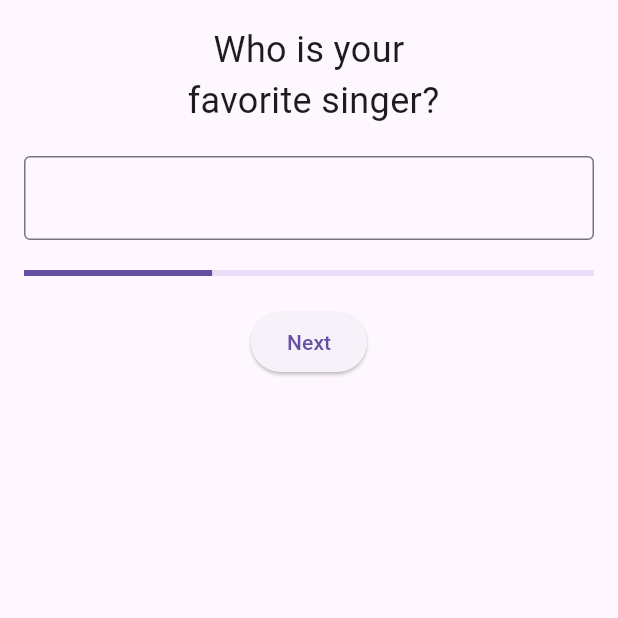
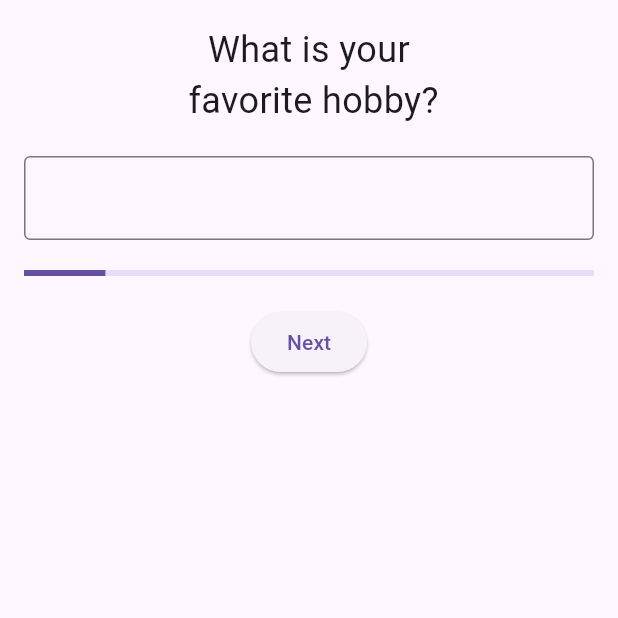
Before and after one commit to asiripr/priolearn, a Flutter app: the Hobby screen opened directly, on a phone screen of 412 x 824 dp, the top half of it. Run offline on Flutter 3.47's test engine with Material 3 defaults, Android fonts, the phone set to English and light mode, and no system bars; our stand-ins replace audioplayers, cloud_firestore, firebase_auth, firebase_core, firebase_storage, fl_chart and 2 more; missing offline and left inert: molten_navigationbar_flutter; accounts and stored records are empty.

Commit message:
secondary info

```diff
--- a/lib/get_secondary_information/DreamTravelDestinationPage.dart
+++ b/lib/get_secondary_information/DreamTravelDestinationPage.dart
@@ -33,6 +33,8 @@ class _DreamTravelDestinationPageState
                 border: OutlineInputBorder(),
               ),
             ),
+            SizedBox(height: 20),
+            LinearProgressIndicator(value: 0.5714),
             SizedBox(height: 20),
             ElevatedButton(
               onPressed: () {
--- a/lib/get_secondary_information/FavoriteMovieTVShowPage.dart
+++ b/lib/get_secondary_information/FavoriteMovieTVShowPage.dart
@@ -32,6 +32,8 @@ class _FavoriteMovieTVShowPageState extends State<FavoriteMovieTVShowPage> {
                 border: OutlineInputBorder(),
               ),
             ),
+            SizedBox(height: 20),
+            LinearProgressIndicator(value: 0.7142),
             SizedBox(height: 20),
             ElevatedButton(
               onPressed: () {
--- a/lib/get_secondary_information/FavoriteSingerPage.dart
+++ b/lib/get_secondary_information/FavoriteSingerPage.dart
@@ -33,7 +33,7 @@ class _FavoriteSingerPageState extends State<FavoriteSingerPage> {
               ),
             ),
             SizedBox(height: 20),
-            LinearProgressIndicator(value: 0.33),
+            LinearProgressIndicator(value: 0.4285),
             SizedBox(height: 20),
             ElevatedButton(
               onPressed: () {
--- a/lib/get_secondary_information/FoodPage.dart
+++ b/lib/get_secondary_information/FoodPage.dart
@@ -33,7 +33,7 @@ class _FoodpageState extends State<Foodpage> {
               ),
             ),
             SizedBox(height: 20),
-            LinearProgressIndicator(value: 0.33),
+            LinearProgressIndicator(value: 0.8571),
             SizedBox(height: 20),
             ElevatedButton(
               onPressed: () {
--- a/lib/get_secondary_information/HobbyPage.dart
+++ b/lib/get_secondary_information/HobbyPage.dart
@@ -23,7 +23,7 @@ class _HobbyState extends State<Hobby> {
           mainAxisAlignment: MainAxisAlignment.center,
           children: <Widget>[
             Text(
-              'Who is your\n favorite singer?',
+              'What is your\n favorite hobby?',
               style: TextStyle(fontSize: 24),
               textAlign: TextAlign.center,
             ),
@@ -35,7 +35,7 @@ class _HobbyState extends State<Hobby> {
               ),
             ),
             SizedBox(height: 20),
-            LinearProgressIndicator(value: 0.33),
+            LinearProgressIndicator(value: 0.1428),
             SizedBox(height: 20),
             ElevatedButton(
               onPressed: () {
--- a/lib/get_secondary_information/SportPage.dart
+++ b/lib/get_secondary_information/SportPage.dart
@@ -21,7 +21,7 @@ class _SportpageState extends State<Sportpage> {
           mainAxisAlignment: MainAxisAlignment.center,
           children: <Widget>[
             Text(
-              'Who is your\n favorite sport?',
+              'What is your\n favorite sport?',
               style: TextStyle(fontSize: 24),
               textAlign: TextAlign.center,
             ),
@@ -33,7 +33,7 @@ class _SportpageState extends State<Sportpage> {
               ),
             ),
             SizedBox(height: 20),
-            LinearProgressIndicator(value: 0.33),
+            LinearProgressIndicator(value: 0.2857),
             SizedBox(height: 20),
             ElevatedButton(
               onPressed: () {
--- a/lib/main.dart
+++ b/lib/main.dart
@@ -2,6 +2,7 @@ import 'package:firebase_core/firebase_core.dart';
 import 'package:flutter/material.dart';
 import 'package:group_13_priolearn/academic/ComMathsContentPage.dart';
 import 'package:group_13_priolearn/academic/ComMathsPage.dart';
+import 'package:group_13_priolearn/get_secondary_information/HobbyPage.dart';
 import 'package:group_13_priolearn/pages/contact.dart';
 import 'package:group_13_priolearn/academic/select_subject.dart';
 import 'package:group_13_priolearn/extra_pages/Streams.dart';
@@ -37,6 +38,6 @@ class MainApp extends StatelessWidget {
 
   @override
   Widget build(BuildContext context) {
-    return MaterialApp(debugShowCheckedModeBanner: false, home: ((Splash())));
+    return MaterialApp(debugShowCheckedModeBanner: false, home: ((Hobby())));
   }
 }
```
Also changed, not shown: lib/get_secondary_information/TravelPage.dart (deleted, +0 -54 lines).
